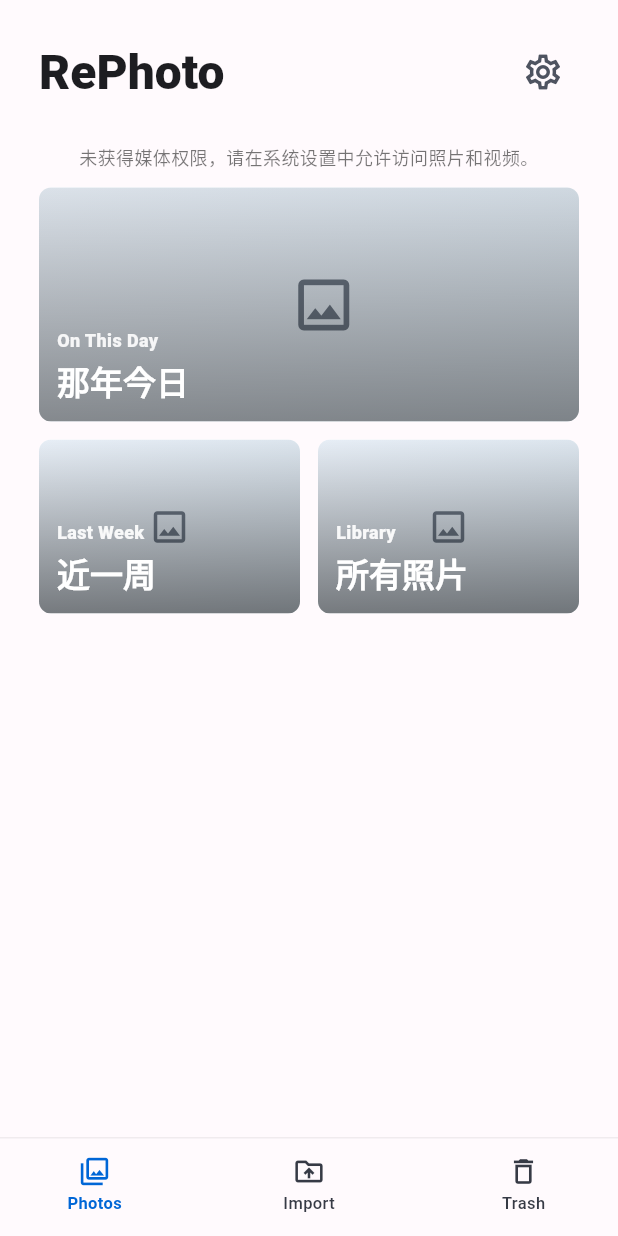
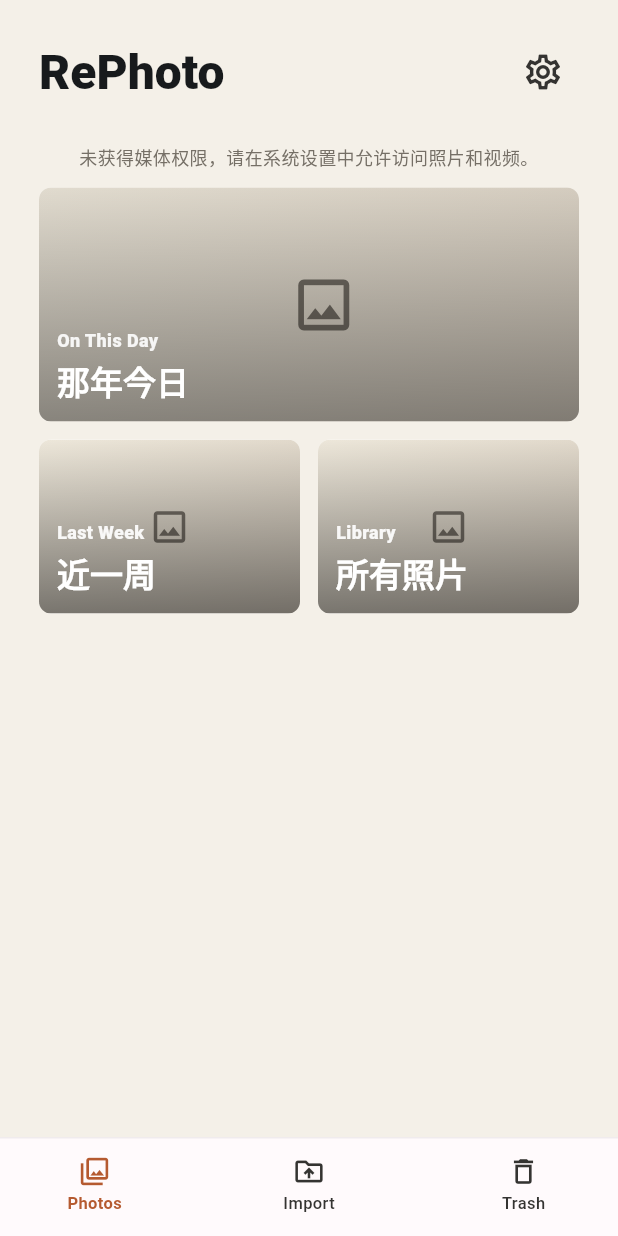
Before and after one commit to OneMoreJack/PhotoTend, a Flutter app: the screen it shows after launch, item 3 of the bottom bar chosen, after a tap on the "arrow back" icon, on a phone screen of 412 x 824 dp. Run offline on Flutter 3.47's test engine with Material 3 defaults, Android fonts, the phone set to English and light mode, and no system bars; our stand-ins replace video_player; missing offline and left inert: file_selector; Roboto replaces fonts that are missing (SF Pro Text).

Commit message:
Redesign app UI with Huashu theme

```diff
--- a/lib/features/albums/album_summary_page.dart
+++ b/lib/features/albums/album_summary_page.dart
@@ -12,6 +12,7 @@ import 'package:rephoto/features/import/import_page.dart';
 import 'package:rephoto/features/media/media_browser_page.dart';
 import 'package:rephoto/features/settings/settings_page.dart';
 import 'package:rephoto/features/trash/trash_page.dart';
+import 'package:rephoto/theme/huashu_theme.dart';
 
 class AlbumSummaryPage extends StatefulWidget {
   const AlbumSummaryPage({
@@ -62,7 +63,7 @@ class _AlbumSummaryPageState extends State<AlbumSummaryPage> {
             .where((entry) => entry.id == 'all-media')
             .firstOrNull;
         return Scaffold(
-          backgroundColor: const Color(0xFFFFFAFD),
+          backgroundColor: HuashuColors.paper,
           body: SafeArea(
             child: Column(
               children: [
@@ -80,7 +81,7 @@ class _AlbumSummaryPageState extends State<AlbumSummaryPage> {
                             textAlign: TextAlign.center,
                             style: const TextStyle(
                               fontSize: 12,
-                              color: Colors.black54,
+                              color: HuashuColors.muted,
                             ),
                           ),
                         ),
@@ -121,7 +122,7 @@ class _AlbumSummaryPageState extends State<AlbumSummaryPage> {
                           child: Text(
                             '暂无可显示的照片或视频',
                             textAlign: TextAlign.center,
-                            style: TextStyle(color: Colors.black54),
+                            style: TextStyle(color: HuashuColors.muted),
                           ),
                         ),
                     ],
@@ -265,7 +266,7 @@ class _AlbumHomeHeader extends StatelessWidget {
               maxLines: 1,
               overflow: TextOverflow.ellipsis,
               style: TextStyle(
-                color: Color(0xFF1D1D21),
+                color: HuashuColors.ink,
                 fontSize: 32,
                 fontWeight: FontWeight.w800,
                 letterSpacing: 0,
@@ -277,7 +278,7 @@ class _AlbumHomeHeader extends StatelessWidget {
             tooltip: 'Settings',
             onPressed: onSettings,
             icon: const Icon(Icons.settings_outlined),
-            color: const Color(0xFF4E5360),
+            color: HuashuColors.inkSoft,
             iconSize: 28,
           ),
         ],
@@ -355,7 +356,7 @@ class _AlbumNavItem extends StatelessWidget {
 
   @override
   Widget build(BuildContext context) {
-    final color = active ? const Color(0xFF0066D6) : const Color(0xFF363A45);
+    final color = active ? HuashuColors.accent : HuashuColors.inkSoft;
     return Tooltip(
       message: label,
       child: InkWell(
@@ -382,7 +383,7 @@ class _AlbumNavItem extends StatelessWidget {
                           vertical: 1,
                         ),
                         decoration: const BoxDecoration(
-                          color: Color(0xFFD70015),
+                          color: HuashuColors.danger,
                           borderRadius: BorderRadius.all(Radius.circular(10)),
                         ),
                         child: Text(
@@ -794,7 +795,7 @@ class _MonthSummaryCard extends StatelessWidget {
           width: 242,
           height: 150,
           decoration: BoxDecoration(
-            color: const Color(0xFFFBFCFD),
+            color: HuashuColors.surfaceAlt,
             borderRadius: BorderRadius.circular(8),
           ),
           child: ClipRRect(
@@ -835,7 +836,7 @@ class _MonthSummaryCard extends StatelessWidget {
                         vertical: 5,
                       ),
                       decoration: BoxDecoration(
-                        color: const Color(0xFF22C55E),
+                        color: HuashuColors.positive,
                         borderRadius: BorderRadius.circular(999),
                         boxShadow: [
                           BoxShadow(
@@ -1074,13 +1075,13 @@ class _SummaryCover extends StatelessWidget {
           end: Alignment.bottomRight,
           colors: isVideo
               ? const [Color(0xFF2F3540), Color(0xFF111827)]
-              : const [Color(0xFFE7EEF6), Color(0xFFD7E1EA)],
+              : const [HuashuColors.surfaceAlt, HuashuColors.line],
         ),
       ),
       child: Center(
         child: Icon(
           isVideo ? Icons.play_circle_fill_rounded : Icons.photo_outlined,
-          color: isVideo ? Colors.white : const Color(0xFF6B7684),
+          color: isVideo ? Colors.white : HuashuColors.muted,
           size: dense ? 28 : 42,
         ),
       ),
--- a/lib/features/trash/trash_page.dart
+++ b/lib/features/trash/trash_page.dart
@@ -7,6 +7,7 @@ import 'package:rephoto/domain/models/media_item.dart';
 import 'package:rephoto/domain/services/permanent_delete_service.dart';
 import 'package:rephoto/features/media/widgets/video_tile.dart';
 import 'package:rephoto/features/trash/trash_controller.dart';
+import 'package:rephoto/theme/huashu_theme.dart';
 
 class TrashPageResult {
   const TrashPageResult({
@@ -69,19 +70,19 @@ class _TrashPageState extends State<TrashPage> {
             }
           },
           child: Scaffold(
-            backgroundColor: const Color(0xFFFFFAFD),
+            backgroundColor: HuashuColors.paper,
             appBar: AppBar(
-              backgroundColor: const Color(0xFFFFFAFD),
+              backgroundColor: HuashuColors.paper,
               scrolledUnderElevation: 0,
               leading: IconButton(
                 tooltip: 'Back',
                 icon: const Icon(Icons.arrow_back_rounded),
-                color: const Color(0xFF0066D6),
+                color: HuashuColors.accent,
                 onPressed: _closeWithResult,
               ),
               title: const Text('Trash'),
               titleTextStyle: const TextStyle(
-                color: Color(0xFF1D1D21),
+                color: HuashuColors.ink,
                 fontSize: 28,
                 fontWeight: FontWeight.w800,
                 letterSpacing: 0,
@@ -96,7 +97,7 @@ class _TrashPageState extends State<TrashPage> {
                     child: Text(
                       _controller.isAllSelected ? 'Deselect' : 'Select',
                       style: const TextStyle(
-                        color: Color(0xFF0066D6),
+                        color: HuashuColors.accent,
                         fontSize: 16,
                         fontWeight: FontWeight.w700,
                       ),
@@ -169,7 +170,7 @@ class _TrashPageState extends State<TrashPage> {
                                         bottom: 8,
                                         child: Icon(
                                           Icons.play_circle_outline_rounded,
-                                          color: Colors.white,
+                                          color: HuashuColors.surface,
                                           size: 25,
                                         ),
                                       ),
@@ -184,7 +185,7 @@ class _TrashPageState extends State<TrashPage> {
                                         height: 22,
                                         decoration: BoxDecoration(
                                           color: selected
-                                              ? const Color(0xFF0066D6)
+                                              ? HuashuColors.accent
                                               : Colors.transparent,
                                           shape: BoxShape.circle,
                                         ),
@@ -192,7 +193,7 @@ class _TrashPageState extends State<TrashPage> {
                                             ? const Icon(
                                                 Icons.check,
                                                 size: 16,
-                                                color: Colors.white,
+                                                color: HuashuColors.surface,
                                               )
                                             : null,
                                       ),
@@ -307,12 +308,12 @@ class _TrashPageState extends State<TrashPage> {
         margin: const EdgeInsets.fromLTRB(17, 8, 17, 24),
         padding: const EdgeInsets.fromLTRB(16, 16, 16, 18),
         decoration: BoxDecoration(
-          color: Colors.white,
+          color: HuashuColors.surface,
           borderRadius: BorderRadius.circular(28),
-          border: Border.all(color: const Color(0xFFE8E5EB)),
+          border: Border.all(color: HuashuColors.line),
           boxShadow: [
             BoxShadow(
-              color: Colors.black.withValues(alpha: 0.08),
+              color: HuashuColors.ink.withValues(alpha: 0.08),
               blurRadius: 24,
               offset: const Offset(0, 12),
             ),
@@ -326,7 +327,7 @@ class _TrashPageState extends State<TrashPage> {
               child: Text(
                 '${_controller.ids.length} in trash',
                 style: const TextStyle(
-                  color: Color(0xFF555B66),
+                  color: HuashuColors.inkSoft,
                   fontSize: 16,
                   fontWeight: FontWeight.w700,
                   letterSpacing: 0,
@@ -403,10 +404,10 @@ class _TrashPageState extends State<TrashPage> {
     bool active = false,
   }) {
     final foreground = active
-        ? (danger ? const Color(0xFFD92D20) : const Color(0xFF0066D6))
+        ? (danger ? HuashuColors.danger : HuashuColors.accent)
         : danger
-        ? const Color(0xFFD92D20)
-        : const Color(0xFF89909B);
+        ? HuashuColors.danger
+        : HuashuColors.faint;
     final background = active
         ? (danger ? const Color(0xFFFFE3E2) : const Color(0xFFE7F0FF))
         : filledDanger
@@ -418,7 +419,7 @@ class _TrashPageState extends State<TrashPage> {
       style: TextButton.styleFrom(
         backgroundColor: background,
         foregroundColor: foreground,
-        disabledForegroundColor: const Color(0xFF9CA3AF),
+        disabledForegroundColor: HuashuColors.faint,
         padding: const EdgeInsets.symmetric(horizontal: 6, vertical: 15),
         shape: RoundedRectangleBorder(borderRadius: BorderRadius.circular(16)),
         textStyle: const TextStyle(
@@ -477,7 +478,7 @@ class _TrashPageState extends State<TrashPage> {
     return Row(
       mainAxisSize: MainAxisSize.min,
       children: [
-        Icon(icon, size: 15, color: const Color(0xFF6B7280)),
+        Icon(icon, size: 15, color: HuashuColors.muted),
         const SizedBox(width: 4),
         Flexible(
           child: Text(
@@ -485,7 +486,7 @@ class _TrashPageState extends State<TrashPage> {
             maxLines: 1,
             overflow: TextOverflow.ellipsis,
             style: const TextStyle(
-              color: Color(0xFF555B66),
+              color: HuashuColors.inkSoft,
               fontSize: 13,
               fontWeight: FontWeight.w700,
               letterSpacing: 0,
@@ -630,7 +631,10 @@ class _TrashPageState extends State<TrashPage> {
     return Container(
       color: const Color(0x22000000),
       child: const Center(
-        child: Icon(Icons.image_not_supported_outlined, color: Colors.black45),
+        child: Icon(
+          Icons.image_not_supported_outlined,
+          color: HuashuColors.muted,
+        ),
       ),
     );
   }
--- a/lib/main.dart
+++ b/lib/main.dart
@@ -1,5 +1,6 @@
 import 'package:flutter/material.dart';
 import 'package:rephoto/features/home/home_page.dart';
+import 'package:rephoto/theme/huashu_theme.dart';
 
 void main() {
   runApp(const RePhotoApp());
@@ -10,29 +11,6 @@ class RePhotoApp extends StatelessWidget {
 
   @override
   Widget build(BuildContext context) {
-    return MaterialApp(
-      theme: ThemeData(
-        useMaterial3: true,
-        scaffoldBackgroundColor: const Color(0xFFFFFAFD),
-        colorScheme: ColorScheme.fromSeed(
-          seedColor: const Color(0xFF0066D6),
-          surface: const Color(0xFFFFFAFD),
-        ),
-        appBarTheme: const AppBarTheme(
-          centerTitle: false,
-          elevation: 0,
-          scrolledUnderElevation: 0,
-          backgroundColor: Color(0xFFFFFAFD),
-          foregroundColor: Color(0xFF1D1D21),
-          titleTextStyle: TextStyle(
-            color: Color(0xFF1D1D21),
-            fontSize: 28,
-            fontWeight: FontWeight.w800,
-            letterSpacing: 0,
-          ),
-        ),
-      ),
-      home: const HomePage(),
-    );
+    return MaterialApp(theme: HuashuTheme.build(), home: const HomePage());
   }
 }
--- /dev/null
+++ b/lib/theme/huashu_theme.dart
@@ -0,0 +1,110 @@
+import 'package:flutter/material.dart';
+
+abstract final class HuashuColors {
+  static const paper = Color(0xFFF4F0E8);
+  static const paperWarm = Color(0xFFFBF7EF);
+  static const surface = Color(0xFFFFFCF6);
+  static const surfaceAlt = Color(0xFFEDE7DA);
+  static const ink = Color(0xFF171A1C);
+  static const inkSoft = Color(0xFF343331);
+  static const muted = Color(0xFF756F66);
+  static const faint = Color(0xFFA99F91);
+  static const line = Color(0xFFDCD3C5);
+  static const accent = Color(0xFFB55A30);
+  static const accentDeep = Color(0xFF7E351F);
+  static const accentSoft = Color(0xFFF3D9C8);
+  static const positive = Color(0xFF32795A);
+  static const danger = Color(0xFFC9493A);
+  static const dangerSoft = Color(0xFFFFE3E2);
+  static const darkroom = Color(0xFF20201F);
+  static const darkroomSoft = Color(0xFF30302E);
+}
+
+abstract final class HuashuTheme {
+  static ThemeData build() {
+    final scheme = ColorScheme.fromSeed(
+      seedColor: HuashuColors.accent,
+      brightness: Brightness.light,
+      surface: HuashuColors.paper,
+      primary: HuashuColors.accent,
+      secondary: HuashuColors.darkroom,
+      error: HuashuColors.danger,
+    );
+
+    return ThemeData(
+      useMaterial3: true,
+      colorScheme: scheme,
+      scaffoldBackgroundColor: HuashuColors.paper,
+      fontFamily: 'SF Pro Text',
+      appBarTheme: const AppBarTheme(
+        centerTitle: false,
+        elevation: 0,
+        scrolledUnderElevation: 0,
+        backgroundColor: HuashuColors.paper,
+        foregroundColor: HuashuColors.ink,
+        titleTextStyle: TextStyle(
+          color: HuashuColors.ink,
+          fontSize: 28,
+          fontWeight: FontWeight.w800,
+          letterSpacing: 0,
+        ),
+      ),
+      drawerTheme: const DrawerThemeData(backgroundColor: Colors.transparent),
+      dividerTheme: const DividerThemeData(
+        color: HuashuColors.line,
+        thickness: 1,
+      ),
+      snackBarTheme: SnackBarThemeData(
+        backgroundColor: HuashuColors.darkroom,
+        contentTextStyle: const TextStyle(
+          color: HuashuColors.surface,
+          fontWeight: FontWeight.w700,
+        ),
+        behavior: SnackBarBehavior.floating,
+        shape: RoundedRectangleBorder(borderRadius: BorderRadius.circular(8)),
+      ),
+      filledButtonTheme: FilledButtonThemeData(
+        style: FilledButton.styleFrom(
+          backgroundColor: HuashuColors.accent,
+          foregroundColor: HuashuColors.surface,
+          disabledBackgroundColor: HuashuColors.line,
+          disabledForegroundColor: HuashuColors.muted,
+          elevation: 0,
+          textStyle: const TextStyle(
+            fontSize: 16,
+            fontWeight: FontWeight.w800,
+            letterSpacing: 0,
+          ),
+          shape: RoundedRectangleBorder(borderRadius: BorderRadius.circular(8)),
+        ),
+      ),
+      textButtonTheme: TextButtonThemeData(
+        style: TextButton.styleFrom(
+          foregroundColor: HuashuColors.accent,
+          textStyle: const TextStyle(
+            fontWeight: FontWeight.w800,
+            letterSpacing: 0,
+          ),
+        ),
+      ),
+      iconButtonTheme: IconButtonThemeData(
+        style: IconButton.styleFrom(
+          foregroundColor: HuashuColors.inkSoft,
+          disabledForegroundColor: HuashuColors.faint,
+        ),
+      ),
+      bottomSheetTheme: const BottomSheetThemeData(
+        backgroundColor: HuashuColors.surface,
+        modalBackgroundColor: HuashuColors.surface,
+        dragHandleColor: HuashuColors.faint,
+        shape: RoundedRectangleBorder(
+          borderRadius: BorderRadius.vertical(top: Radius.circular(18)),
+        ),
+      ),
+      dialogTheme: DialogThemeData(
+        backgroundColor: HuashuColors.surface,
+        shape: RoundedRectangleBorder(borderRadius: BorderRadius.circular(14)),
+      ),
+    );
+  }
+}
```
Also changed, not shown: lib/features/import/import_page.dart (+31 -30 lines), lib/features/media/media_browser_page.dart (+64 -52 lines), lib/features/media/widgets/media_thumbnail_strip.dart (+5 -4 lines), lib/features/settings/settings_page.dart (+86 -11 lines), 1 other file.
